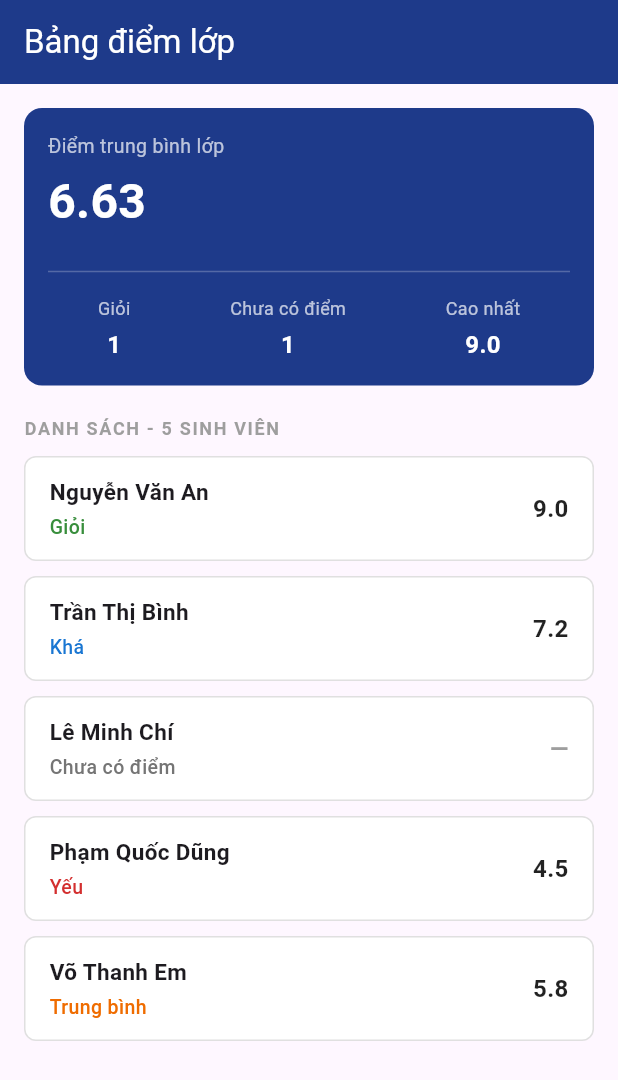
After one commit to lephanquangvinh11-star/Thiet-bi-di-dong, a Flutter app: the GradeSummaryScreen screen opened directly, on a phone screen of 412 x 824 dp. The commit adds this screen. Shown: the top 1080 px of the screen. Run offline on Flutter 3.47's test engine with Material 3 defaults, Android fonts, the phone set to English and light mode, and no system bars.

Commit message:
Cap nhat day du cac bai tap buoi 2

```diff
--- /dev/null
+++ b/lib/bt4buoi2.dart
@@ -0,0 +1,215 @@
+import 'package:flutter/material.dart';
+
+void main() {
+  runApp(const MyApp());
+}
+
+// 1. Tạo class Student gồm String name và double? score
+class Student {
+  final String name;
+  final double? score;
+
+  Student({required this.name, this.score});
+}
+
+class MyApp extends StatelessWidget {
+  const MyApp({super.key});
+
+  @override
+  Widget build(BuildContext context) {
+    return MaterialApp(
+      debugShowCheckedModeBanner: false,
+      title: 'Bảng điểm lớp',
+      theme: ThemeData(
+        primarySwatch: Colors.blue,
+      ),
+      home: const GradeSummaryScreen(),
+    );
+  }
+}
+
+class GradeSummaryScreen extends StatelessWidget {
+  const GradeSummaryScreen({super.key});
+
+  // Hàm xếp loại học lực
+  String _getGrade(double? score) {
+    if (score == null) return 'Chưa có điểm';
+    if (score < 0 || score > 10) return 'Không hợp lệ';
+    if (score >= 8.0) return 'Giỏi';
+    if (score >= 6.5) return 'Khá';
+    if (score >= 5.0) return 'Trung bình';
+    return 'Yếu';
+  }
+
+  // Sửa nhận tham số là String? để tránh lỗi null
+  Color _getGradeColor(String? grade) {
+    if (grade == 'Giỏi') return Colors.green.shade700;
+    if (grade == 'Khá') return Colors.blue.shade700;
+    if (grade == 'Trung bình') return Colors.orange.shade800;
+    if (grade == 'Yếu') return Colors.red.shade700;
+    return Colors.grey.shade600;
+  }
+
+  @override
+  Widget build(BuildContext context) {
+    final List<Student> students = [
+      Student(name: 'Nguyễn Văn An', score: 9.0),
+      Student(name: 'Trần Thị Bình', score: 7.2),
+      Student(name: 'Lê Minh Chí', score: null),
+      Student(name: 'Phạm Quốc Dũng', score: 4.5),
+      Student(name: 'Võ Thanh Em', score: 5.8),
+    ];
+
+    double totalScore = 0;
+    int countWithScore = 0;
+    int excellentCount = 0;
+    int missingScoreCount = 0;
+    double? maxScore;
+
+    for (var student in students) {
+      if (student.score == null) {
+        missingScoreCount++;
+      } else {
+        totalScore += student.score!;
+        countWithScore++;
+
+        if (student.score! >= 8.0) {
+          excellentCount++;
+        }
+
+        if (maxScore == null || student.score! > maxScore!) {
+          maxScore = student.score!;
+        }
+      }
+    }
+
+    double avgScore = countWithScore > 0 ? totalScore / countWithScore : 0;
+
+    return Scaffold(
+      appBar: AppBar(
+        title: const Text('Bảng điểm lớp'),
+        backgroundColor: const Color(0xFF1E3A8A),
+        foregroundColor: Colors.white,
+      ),
+      body: SingleChildScrollView(
+        padding: const EdgeInsets.all(16.0),
+        child: Column(
+          crossAxisAlignment: CrossAxisAlignment.start,
+          children: [
+            Container(
+              padding: const EdgeInsets.all(16),
+              decoration: BoxDecoration(
+                color: const Color(0xFF1E3A8A),
+                borderRadius: BorderRadius.circular(12),
+              ),
+              child: Column(
+                crossAxisAlignment: CrossAxisAlignment.start,
+                children: [
+                  const Text(
+                    'Điểm trung bình lớp',
+                    style: TextStyle(fontSize: 13, color: Colors.white70),
+                  ),
+                  const SizedBox(height: 4),
+                  Text(
+                    avgScore.toStringAsFixed(2),
+                    style: const TextStyle(
+                      fontSize: 32,
+                      fontWeight: FontWeight.bold,
+                      color: Colors.white,
+                    ),
+                  ),
+                  const SizedBox(height: 16),
+                  const Divider(color: Colors.white24),
+                  const SizedBox(height: 8),
+                  Row(
+                    mainAxisAlignment: MainAxisAlignment.spaceAround,
+                    children: [
+                      _buildStatItem('Giỏi', '$excellentCount'),
+                      _buildStatItem('Chưa có điểm', '$missingScoreCount'),
+                      _buildStatItem('Cao nhất', maxScore != null ? '$maxScore' : 'N/A'),
+                    ],
+                  ),
+                ],
+              ),
+            ),
+            const SizedBox(height: 20),
+            Text(
+              'DANH SÁCH - ${students.length} SINH VIÊN',
+              style: const TextStyle(
+                fontSize: 12,
+                fontWeight: FontWeight.bold,
+                color: Colors.grey,
+                letterSpacing: 1.1,
+              ),
+            ),
+            const SizedBox(height: 10),
+            for (var student in students)
+              Container(
+                margin: const EdgeInsets.only(bottom: 10),
+                padding: const EdgeInsets.symmetric(horizontal: 16, vertical: 12),
+                decoration: BoxDecoration(
+                  color: Colors.white,
+                  borderRadius: BorderRadius.circular(8),
+                  border: Border.all(color: Colors.grey.shade300),
+                ),
+                child: Row(
+                  mainAxisAlignment: MainAxisAlignment.spaceBetween,
+                  children: [
+                    Column(
+                      crossAxisAlignment: CrossAxisAlignment.start,
+                      children: [
+                        Text(
+                          student.name,
+                          style: const TextStyle(
+                            fontSize: 15,
+                            fontWeight: FontWeight.w600,
+                          ),
+                        ),
+                        const SizedBox(height: 4),
+                        Text(
+                          _getGrade(student.score),
+                          style: TextStyle(
+                            fontSize: 13,
+                            fontWeight: FontWeight.w500,
+                            color: _getGradeColor(_getGrade(student.score)),
+                          ),
+                        ),
+                      ],
+                    ),
+                    Text(
+                      student.score != null ? '${student.score}' : '—',
+                      style: TextStyle(
+                        fontSize: 16,
+                        fontWeight: FontWeight.bold,
+                        color: student.score != null ? Colors.black87 : Colors.grey,
+                      ),
+                    ),
+                  ],
+                ),
+              ),
+          ],
+        ),
+      ),
+    );
+  }
+
+  Widget _buildStatItem(String label, String value) {
+    return Column(
+      children: [
+        Text(
+          label,
+          style: const TextStyle(fontSize: 12, color: Colors.white70),
+        ),
+        const SizedBox(height: 4),
+        Text(
+          value,
+          style: const TextStyle(
+            fontSize: 16,
+            fontWeight: FontWeight.bold,
+            color: Colors.white,
+          ),
+        ),
+      ],
+    );
+  }
+}
--- a/lib/main.dart
+++ b/lib/main.dart
@@ -41,7 +41,7 @@ class ProfileScreen extends StatelessWidget {
         child: Column(
           mainAxisAlignment: MainAxisAlignment.center,
           children: [
-            // Ảnh đại diện hình tròn
+            // Ảnh đại diện
             CircleAvatar(
               radius: 60,
               backgroundImage: AssetImage(
@@ -59,7 +59,7 @@ class ProfileScreen extends StatelessWidget {
               ),
             ),
             const SizedBox(height: 6),
-            // Mã số sinh viên (Bạn có thể thay đổi lại cho khớp MSSV thật của mình nếu muốn)
+            // Mã số sinh viên
             const Text(
               'MSSV 080206007771',
               style: TextStyle(
```
Also changed, not shown: lib/bt1buoi2.dart (added, +143 -0 lines), lib/bt2.dart (added, +73 -0 lines), lib/bt2buoi2.dart (added, +142 -0 lines), lib/bt3buoi2.dart (added, +149 -0 lines), 1 other file.
